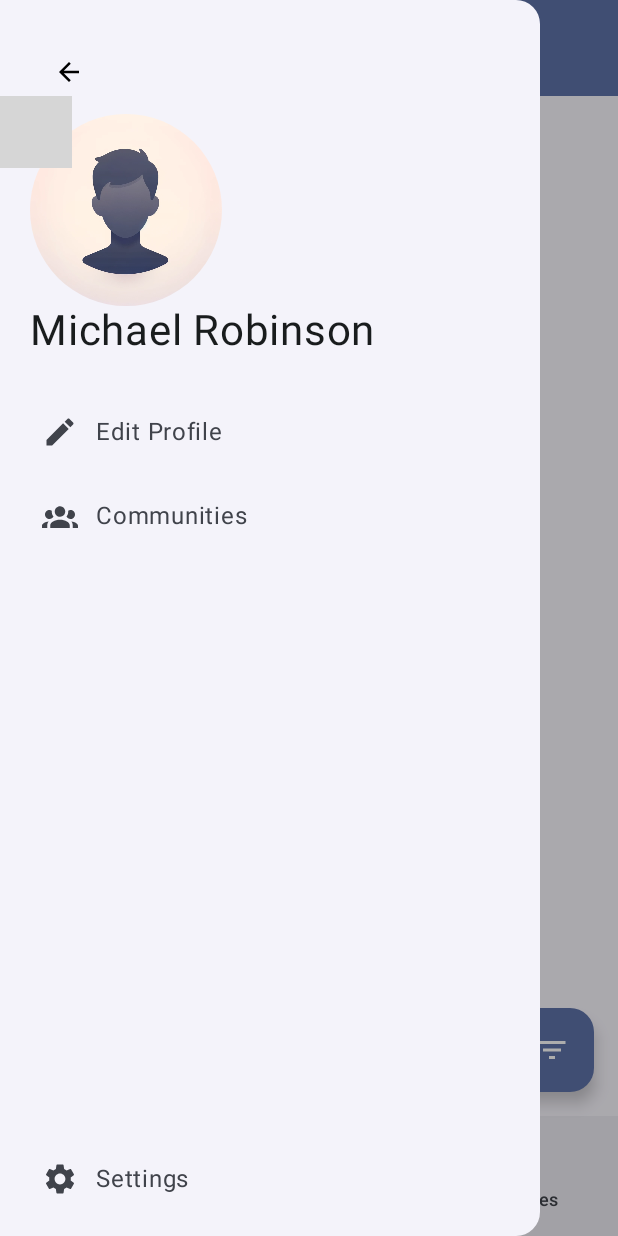
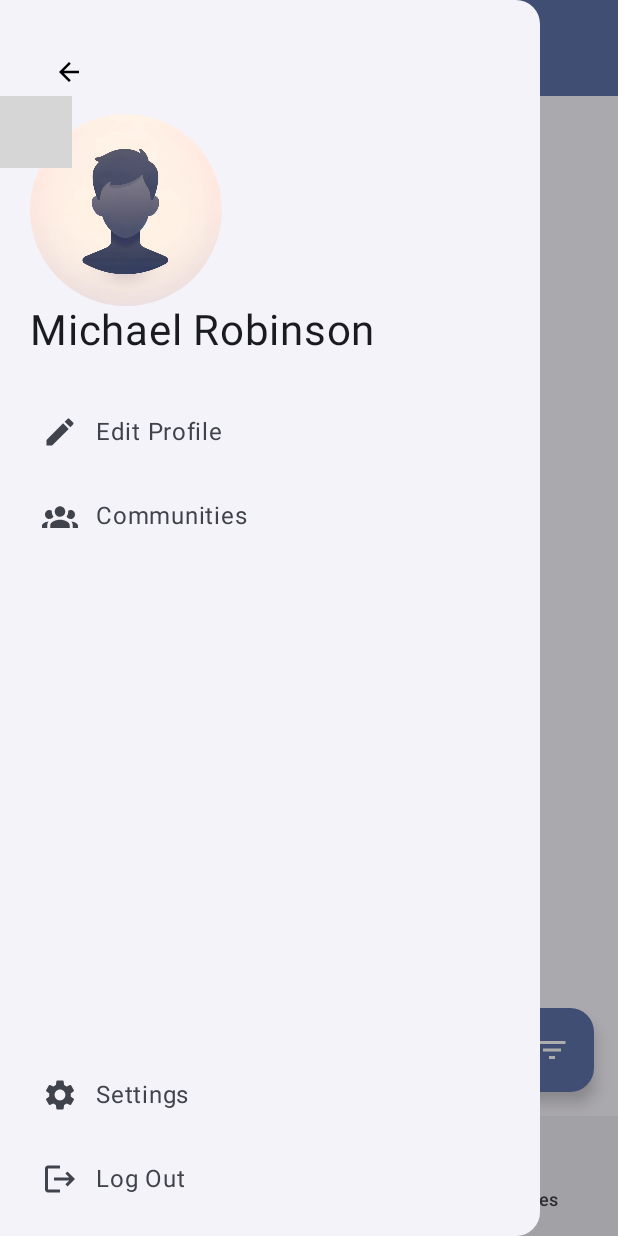
Before and after one commit to git-mad/fitness2023, an Android app built with Jetpack Compose: the screen it shows after launch (MainActivity), after a tap on "Log in", on a phone screen of 412 x 824 dp. Run offline under Robolectric (Android 15) with nearby library versions, the light colour scheme and no system bars; our stand-ins replace livedata-compose; libraries missing offline, so code that uses them is left out: eu.bambooapps.material3; 3 statements that could not run were skipped; grey boxes are pictures that could not be loaded.

Commit message:
added logout button and adapted colors to dark mode

```diff
--- a/app/src/main/java/com/gitmad/duofit/MainActivity.kt
+++ b/app/src/main/java/com/gitmad/duofit/MainActivity.kt
@@ -4,6 +4,7 @@ import android.os.Bundle
 import androidx.activity.ComponentActivity
 import androidx.activity.compose.setContent
 import androidx.compose.foundation.Image
+import androidx.compose.foundation.clickable
 import androidx.compose.foundation.layout.Arrangement
 import androidx.compose.foundation.layout.Box
 import androidx.compose.foundation.layout.Column
@@ -20,13 +21,16 @@ import androidx.compose.material.icons.Icons
 import androidx.compose.material.icons.filled.ArrowBack
 import androidx.compose.material.icons.filled.Edit
 import androidx.compose.material.icons.filled.Home
+import androidx.compose.material.icons.filled.Logout
 import androidx.compose.material.icons.filled.Menu
 import androidx.compose.material.icons.filled.Settings
+import androidx.compose.material.icons.filled.SpeakerNotesOff
 import androidx.compose.material3.DrawerValue
 import androidx.compose.material3.ExperimentalMaterial3Api
 import androidx.compose.material3.FloatingActionButton
 import androidx.compose.material3.Icon
 import androidx.compose.material3.IconButton
+import androidx.compose.material3.LocalContentColor
 import androidx.compose.material3.MaterialTheme
 import androidx.compose.material3.ModalDrawerSheet
 import androidx.compose.material3.ModalNavigationDrawer
@@ -122,8 +126,18 @@ fun MainScaffoldLayout(
         NavigationItem(
             title = "Settings",
             icon = Icons.Filled.Settings,
-            onClick = {}
-        )
+            onClick = {
+                println("hello")
+                mainViewModel.navigateTo(Screen.Home)
+            }
+        ),
+        NavigationItem(
+            title = "Log Out",
+            icon = Icons.Filled.Logout,
+            onClick = {
+                mainViewModel.navigateTo(Screen.Login)
+            }
+        ),
     )
     ModalNavigationDrawer(
         drawerState = drawerState,
@@ -168,7 +182,7 @@ fun MainScaffoldLayout(
                                 lineHeight = 32.sp,
                                 fontFamily = fontFamily,
                                 fontWeight = FontWeight(400),
-                                color = Color(0xFF191C1D),
+                                color = LocalContentColor.current,
 
                                 letterSpacing = 0.5.sp,
                             ),
--- a/app/src/main/java/com/gitmad/duofit/ui/components/DrawerSheet.kt
+++ b/app/src/main/java/com/gitmad/duofit/ui/components/DrawerSheet.kt
@@ -65,7 +65,7 @@ private fun navigationItem(navigationItem: NavigationItem, drawerState: DrawerSt
         label = { Text(text = navigationItem.title) },
         selected = false,
         onClick = {
-            navigationItem.onClick
+            navigationItem.onClick()
             scope.launch {
                 drawerState.close()
             }
```
Also changed, not shown: app/src/main/java/com/gitmad/duofit/ui/ProfileScreen.kt (+12 -5 lines).
